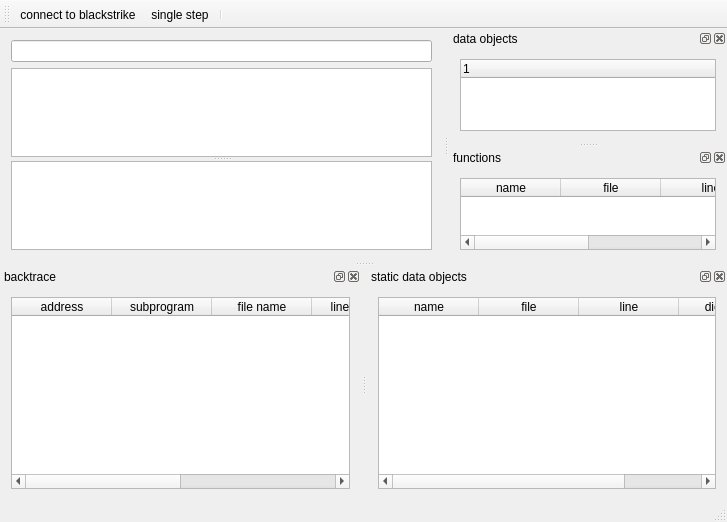
stoyan-shopov/troll, file mainwindow.ui: the form before one commit.
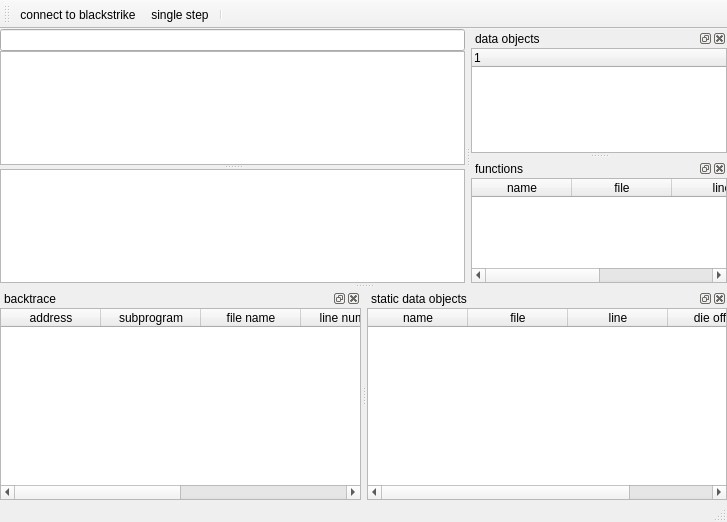
The form after the commit.

Commit message: adjusted user interface layouts

```diff
--- a/mainwindow.ui
+++ b/mainwindow.ui
@@ -14,7 +14,22 @@
    <string>MainWindow</string>
   </property>
   <widget class="QWidget" name="centralWidget">
-   <layout class="QVBoxLayout" name="verticalLayout">
+   <layout class="QVBoxLayout" name="verticalLayout" stretch="0,1">
+    <property name="spacing">
+     <number>0</number>
+    </property>
+    <property name="leftMargin">
+     <number>0</number>
+    </property>
+    <property name="topMargin">
+     <number>0</number>
+    </property>
+    <property name="rightMargin">
+     <number>0</number>
+    </property>
+    <property name="bottomMargin">
+     <number>0</number>
+    </property>
     <item>
      <widget class="QLineEdit" name="lineEditSforthCommand"/>
     </item>
@@ -64,6 +79,21 @@
    </attribute>
    <widget class="QWidget" name="dockWidgetContents">
     <layout class="QVBoxLayout" name="verticalLayout_2">
+     <property name="spacing">
+      <number>0</number>
+     </property>
+     <property name="leftMargin">
+      <number>0</number>
+     </property>
+     <property name="topMargin">
+      <number>0</number>
+     </property>
+     <property name="rightMargin">
+      <number>0</number>
+     </property>
+     <property name="bottomMargin">
+      <number>0</number>
+     </property>
      <item>
       <widget class="QTreeWidget" name="treeWidget">
        <property name="alternatingRowColors">
@@ -88,6 +118,21 @@
    </attribute>
    <widget class="QWidget" name="dockWidgetContents_2">
     <layout class="QVBoxLayout" name="verticalLayout_3">
+     <property name="spacing">
+      <number>0</number>
+     </property>
+     <property name="leftMargin">
+      <number>0</number>
+     </property>
+     <property name="topMargin">
+      <number>0</number>
+     </property>
+     <property name="rightMargin">
+      <number>0</number>
+     </property>
+     <property name="bottomMargin">
+      <number>0</number>
+     </property>
      <item>
       <widget class="QTableWidget" name="tableWidgetBacktrace">
        <property name="alternatingRowColors">
@@ -143,6 +188,21 @@
    </attribute>
    <widget class="QWidget" name="dockWidgetContents_3">
     <layout class="QVBoxLayout" name="verticalLayout_4">
+     <property name="spacing">
+      <number>0</number>
+     </property>
+     <property name="leftMargin">
+      <number>0</number>
+     </property>
+     <property name="topMargin">
+      <number>0</number>
+     </property>
+     <property name="rightMargin">
+      <number>0</number>
+     </property>
+     <property name="bottomMargin">
+      <number>0</number>
+     </property>
      <item>
       <widget class="QTableWidget" name="tableWidgetStaticDataObjects">
        <property name="alternatingRowColors">
@@ -182,6 +242,21 @@
    </attribute>
    <widget class="QWidget" name="dockWidgetContents_4">
     <layout class="QVBoxLayout" name="verticalLayout_5">
+     <property name="spacing">
+      <number>0</number>
+     </property>
+     <property name="leftMargin">
+      <number>0</number>
+     </property>
+     <property name="topMargin">
+      <number>0</number>
+     </property>
+     <property name="rightMargin">
+      <number>0</number>
+     </property>
+     <property name="bottomMargin">
+      <number>0</number>
+     </property>
      <item>
       <widget class="QTableWidget" name="tableWidgetFunctions">
        <property name="alternatingRowColors">
```
